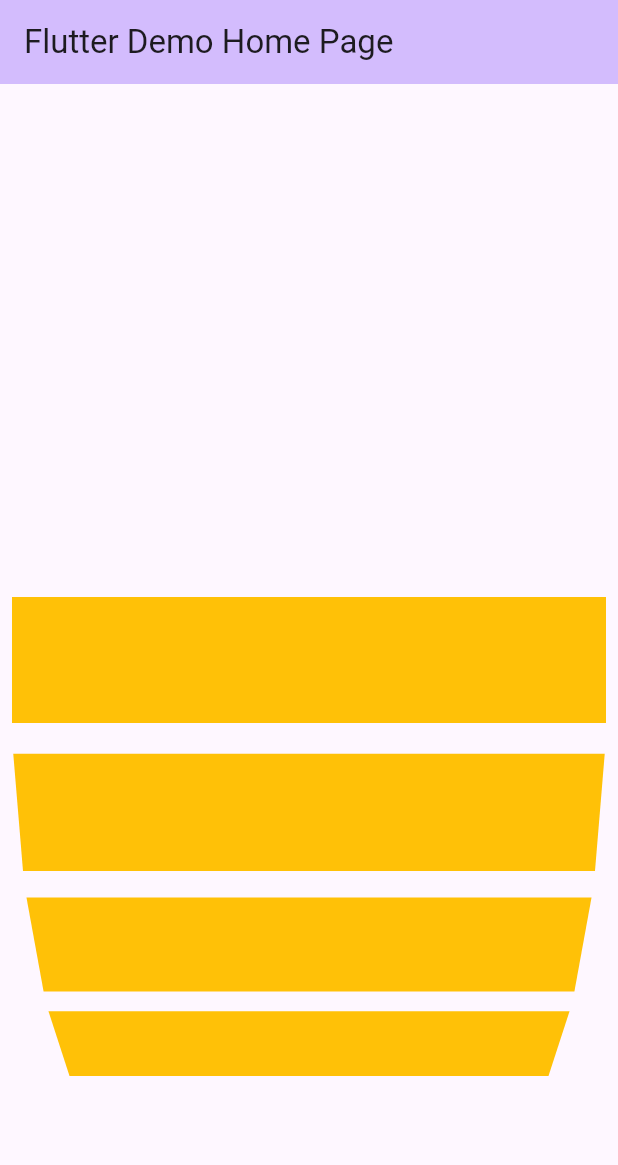
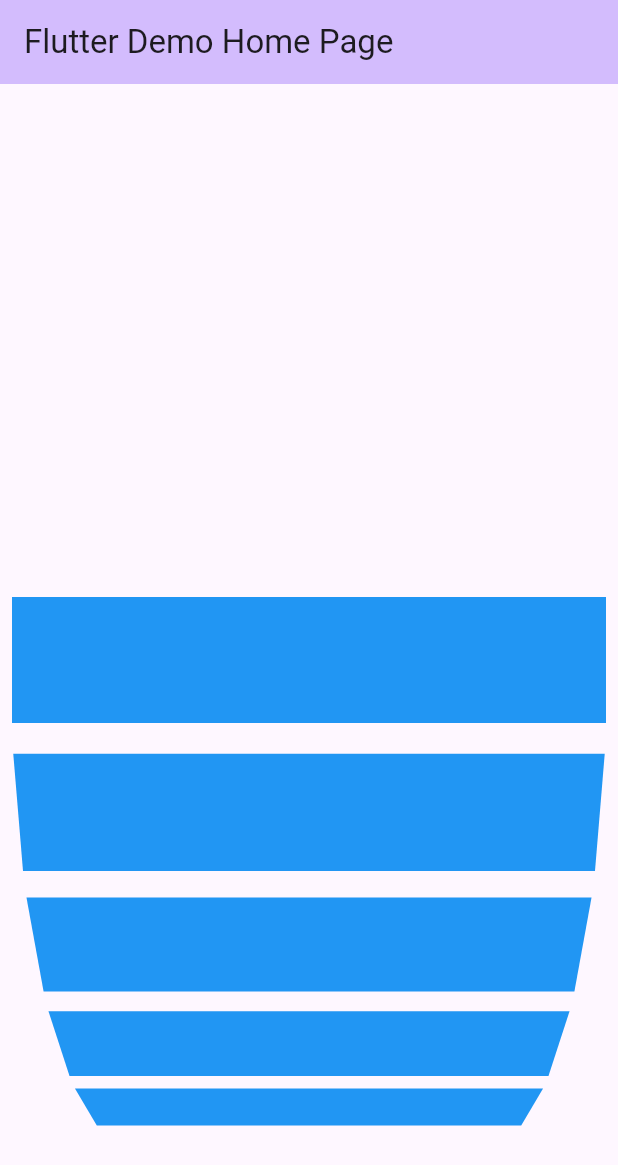
Before and after one commit to Foysalrabby/Flutterpartice70, a Flutter app: the screen it shows after launch, on a phone screen of 412 x 824 dp. Shown: the top 1165 px of the screen. Run offline on Flutter 3.47's test engine with Material 3 defaults, Android fonts, the phone set to English and light mode, and no system bars.

Commit message:
with map and array listWhellscrooll

```diff
--- a/flutterapp/lib/main.dart
+++ b/flutterapp/lib/main.dart
@@ -13,7 +13,6 @@ class MyApp extends StatelessWidget {
     return MaterialApp(
       title: 'Flutter Demo',
       theme: ThemeData(
-
         colorScheme: ColorScheme.fromSeed(seedColor: Colors.deepPurple),
         useMaterial3: true,
       ),
@@ -25,7 +24,6 @@ class MyApp extends StatelessWidget {
 class MyHomePage extends StatefulWidget {
   const MyHomePage({super.key, required this.title});
 
-
   final String title;
 
   @override
@@ -33,58 +31,31 @@ class MyHomePage extends StatefulWidget {
 }
 
 class _MyHomePageState extends State<MyHomePage> {
-
-
-
-
   @override
   Widget build(BuildContext context) {
+    var arrayindex = [1,2,3,4,5,6,7,8,10,11];
 
     return Scaffold(
       appBar: AppBar(
-
         backgroundColor: Theme.of(context).colorScheme.inversePrimary,
-
         title: Text(widget.title),
       ),
       body: Center(
         child: ListWheelScrollView(
           itemExtent: 100,
-          children: [
-            Padding(
+          children:arrayindex.map((value) => Center(
+            child: Padding(
               padding: const EdgeInsets.all(8.0),
               child: Container(
-                width:double.infinity,
-                color: Colors.amber,
+                width: double.infinity,
+                color: Colors.blue,
+
               ),
             ),
-            Padding(
-              padding: const EdgeInsets.all(8.0),
-              child: Container(
-                width:double.infinity,
-                color: Colors.amber,
-              ),
-            ),
-            Padding(
-              padding: const EdgeInsets.all(8.0),
-              child: Container(
-                width:double.infinity,
-                color: Colors.amber,
-              ),
-            ),
-            Padding(
-              padding: const EdgeInsets.all(8.0),
-              child: Container(
-                width:double.infinity,
-                color: Colors.amber,
-              ),
-            ),
-          ],
+          )).toList(),
 
         ),
       ),
-
-
     );
   }
 }
```
